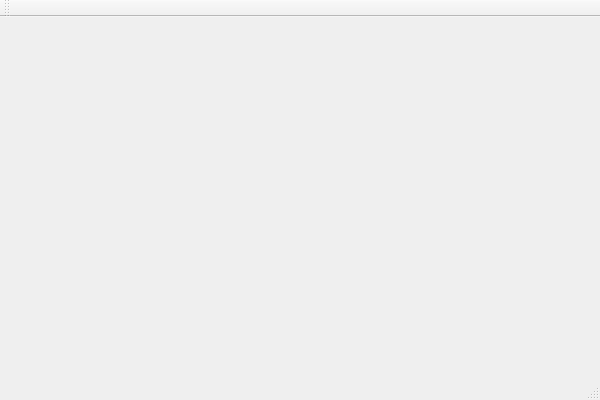
nishithjain/Design_TicTacToe, file TicTacToeUI/TicTacToeUI.ui: the form before one commit.
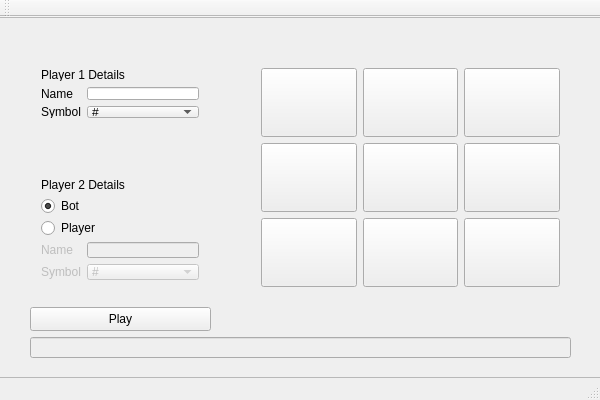
The form after the commit.

Commit message: Added basic UI for TicTacToe

Patch:
```diff
--- a/TicTacToeUI/TicTacToeUI.ui
+++ b/TicTacToeUI/TicTacToeUI.ui
@@ -13,7 +13,366 @@
   <property name="windowTitle">
    <string>TicTacToeUI</string>
   </property>
-  <widget class="QWidget" name="centralWidget"/>
+  <widget class="QWidget" name="centralWidget">
+   <widget class="QFrame" name="frame">
+    <property name="geometry">
+     <rect>
+      <x>-10</x>
+      <y>0</y>
+      <width>611</width>
+      <height>361</height>
+     </rect>
+    </property>
+    <property name="sizePolicy">
+     <sizepolicy hsizetype="Expanding" vsizetype="Expanding">
+      <horstretch>0</horstretch>
+      <verstretch>0</verstretch>
+     </sizepolicy>
+    </property>
+    <property name="frameShape">
+     <enum>QFrame::Shape::StyledPanel</enum>
+    </property>
+    <property name="frameShadow">
+     <enum>QFrame::Shadow::Raised</enum>
+    </property>
+    <widget class="QWidget" name="gridLayoutWidget">
+     <property name="geometry">
+      <rect>
+       <x>260</x>
+       <y>40</y>
+       <width>321</width>
+       <height>241</height>
+      </rect>
+     </property>
+     <property name="sizePolicy">
+      <sizepolicy hsizetype="Expanding" vsizetype="Expanding">
+       <horstretch>0</horstretch>
+       <verstretch>0</verstretch>
+      </sizepolicy>
+     </property>
+     <layout class="QGridLayout" name="cells">
+      <item row="0" column="0">
+       <widget class="QPushButton" name="cell00">
+        <property name="sizePolicy">
+         <sizepolicy hsizetype="Expanding" vsizetype="Expanding">
+          <horstretch>0</horstretch>
+          <verstretch>0</verstretch>
+         </sizepolicy>
+        </property>
+        <property name="text">
+         <string/>
+        </property>
+       </widget>
+      </item>
+      <item row="0" column="2">
+       <widget class="QPushButton" name="cell02">
+        <property name="sizePolicy">
+         <sizepolicy hsizetype="Expanding" vsizetype="Expanding">
+          <horstretch>0</horstretch>
+          <verstretch>0</verstretch>
+         </sizepolicy>
+        </property>
+        <property name="text">
+         <string/>
+        </property>
+       </widget>
+      </item>
+      <item row="0" column="1">
+       <widget class="QPushButton" name="cell01">
+        <property name="sizePolicy">
+         <sizepolicy hsizetype="Expanding" vsizetype="Expanding">
+          <horstretch>0</horstretch>
+          <verstretch>0</verstretch>
+         </sizepolicy>
+        </property>
+        <property name="text">
+         <string/>
+        </property>
+       </widget>
+      </item>
+      <item row="1" column="0">
+       <widget class="QPushButton" name="cell10">
+        <property name="sizePolicy">
+         <sizepolicy hsizetype="Expanding" vsizetype="Expanding">
+          <horstretch>0</horstretch>
+          <verstretch>0</verstretch>
+         </sizepolicy>
+        </property>
+        <property name="text">
+         <string/>
+        </property>
+       </widget>
+      </item>
+      <item row="1" column="2">
+       <widget class="QPushButton" name="cell12">
+        <property name="sizePolicy">
+         <sizepolicy hsizetype="Expanding" vsizetype="Expanding">
+          <horstretch>0</horstretch>
+          <verstretch>0</verstretch>
+         </sizepolicy>
+        </property>
+        <property name="text">
+         <string/>
+        </property>
+       </widget>
+      </item>
+      <item row="1" column="1">
+       <widget class="QPushButton" name="cell11">
+        <property name="sizePolicy">
+         <sizepolicy hsizetype="Expanding" vsizetype="Expanding">
+          <horstretch>0</horstretch>
+          <verstretch>0</verstretch>
+         </sizepolicy>
+        </property>
+        <property name="text">
+         <string/>
+        </property>
+       </widget>
+      </item>
+      <item row="2" column="0">
+       <widget class="QPushButton" name="cell20">
+        <property name="sizePolicy">
+         <sizepolicy hsizetype="Expanding" vsizetype="Expanding">
+          <horstretch>0</horstretch>
+          <verstretch>0</verstretch>
+         </sizepolicy>
+        </property>
+        <property name="text">
+         <string/>
+        </property>
+       </widget>
+      </item>
+      <item row="2" column="1">
+       <widget class="QPushButton" name="cell21">
+        <property name="sizePolicy">
+         <sizepolicy hsizetype="Expanding" vsizetype="Expanding">
+          <horstretch>0</horstretch>
+          <verstretch>0</verstretch>
+         </sizepolicy>
+        </property>
+        <property name="text">
+         <string/>
+        </property>
+       </widget>
+      </item>
+      <item row="2" column="2">
+       <widget class="QPushButton" name="cell22">
+        <property name="sizePolicy">
+         <sizepolicy hsizetype="Expanding" vsizetype="Expanding">
+          <horstretch>0</horstretch>
+          <verstretch>0</verstretch>
+         </sizepolicy>
+        </property>
+        <property name="text">
+         <string/>
+        </property>
+       </widget>
+      </item>
+     </layout>
+    </widget>
+    <widget class="QWidget" name="gridLayoutWidget_2">
+     <property name="geometry">
+      <rect>
+       <x>40</x>
+       <y>40</y>
+       <width>180</width>
+       <height>72</height>
+      </rect>
+     </property>
+     <layout class="QGridLayout" name="p1Grid">
+      <item row="0" column="0" colspan="2">
+       <widget class="QLabel" name="p1Info_2">
+        <property name="sizePolicy">
+         <sizepolicy hsizetype="Expanding" vsizetype="Expanding">
+          <horstretch>0</horstretch>
+          <verstretch>0</verstretch>
+         </sizepolicy>
+        </property>
+        <property name="text">
+         <string>Player 1 Details</string>
+        </property>
+       </widget>
+      </item>
+      <item row="2" column="0">
+       <widget class="QLabel" name="p1SymbolLabel">
+        <property name="text">
+         <string>Symbol</string>
+        </property>
+       </widget>
+      </item>
+      <item row="1" column="1">
+       <widget class="QLineEdit" name="p1NameLineEdit">
+        <property name="sizePolicy">
+         <sizepolicy hsizetype="Expanding" vsizetype="Expanding">
+          <horstretch>0</horstretch>
+          <verstretch>0</verstretch>
+         </sizepolicy>
+        </property>
+       </widget>
+      </item>
+      <item row="1" column="0">
+       <widget class="QLabel" name="p1NameLabel">
+        <property name="sizePolicy">
+         <sizepolicy hsizetype="Preferred" vsizetype="Expanding">
+          <horstretch>0</horstretch>
+          <verstretch>0</verstretch>
+         </sizepolicy>
+        </property>
+        <property name="text">
+         <string>Name</string>
+        </property>
+       </widget>
+      </item>
+      <item row="2" column="1">
+       <widget class="QComboBox" name="p1SymbolCombo">
+        <item>
+         <property name="text">
+          <string>#</string>
+         </property>
+        </item>
+        <item>
+         <property name="text">
+          <string>O</string>
+         </property>
+        </item>
+        <item>
+         <property name="text">
+          <string>X</string>
+         </property>
+        </item>
+        <item>
+         <property name="text">
+          <string>@</string>
+         </property>
+        </item>
+       </widget>
+      </item>
+     </layout>
+    </widget>
+    <widget class="QWidget" name="gridLayoutWidget_3">
+     <property name="geometry">
+      <rect>
+       <x>40</x>
+       <y>150</y>
+       <width>180</width>
+       <height>124</height>
+      </rect>
+     </property>
+     <layout class="QGridLayout" name="p2Grid">
+      <item row="7" column="1">
+       <widget class="QLineEdit" name="p2NameLineEdit">
+        <property name="enabled">
+         <bool>false</bool>
+        </property>
+       </widget>
+      </item>
+      <item row="7" column="0">
+       <widget class="QLabel" name="p2NameLabel">
+        <property name="enabled">
+         <bool>false</bool>
+        </property>
+        <property name="text">
+         <string>Name</string>
+        </property>
+       </widget>
+      </item>
+      <item row="8" column="1">
+       <widget class="QComboBox" name="p2SymbolCombo">
+        <property name="enabled">
+         <bool>false</bool>
+        </property>
+        <item>
+         <property name="text">
+          <string>#</string>
+         </property>
+        </item>
+        <item>
+         <property name="text">
+          <string>O</string>
+         </property>
+        </item>
+        <item>
+         <property name="text">
+          <string>X</string>
+         </property>
+        </item>
+        <item>
+         <property name="text">
+          <string>@</string>
+         </property>
+        </item>
+       </widget>
+      </item>
+      <item row="6" column="0" colspan="2">
+       <widget class="QRadioButton" name="playerRadioBtn">
+        <property name="enabled">
+         <bool>true</bool>
+        </property>
+        <property name="text">
+         <string>Player</string>
+        </property>
+       </widget>
+      </item>
+      <item row="8" column="0">
+       <widget class="QLabel" name="p2SymbolLabel">
+        <property name="enabled">
+         <bool>false</bool>
+        </property>
+        <property name="text">
+         <string>Symbol</string>
+        </property>
+       </widget>
+      </item>
+      <item row="4" column="0" colspan="2">
+       <widget class="QLabel" name="p1Info">
+        <property name="text">
+         <string>Player 2 Details</string>
+        </property>
+       </widget>
+      </item>
+      <item row="5" column="0" colspan="2">
+       <widget class="QRadioButton" name="botRadioBtn">
+        <property name="enabled">
+         <bool>true</bool>
+        </property>
+        <property name="text">
+         <string>Bot</string>
+        </property>
+        <property name="checked">
+         <bool>true</bool>
+        </property>
+       </widget>
+      </item>
+     </layout>
+    </widget>
+    <widget class="QPushButton" name="playButton">
+     <property name="geometry">
+      <rect>
+       <x>40</x>
+       <y>290</y>
+       <width>181</width>
+       <height>24</height>
+      </rect>
+     </property>
+     <property name="text">
+      <string>Play</string>
+     </property>
+    </widget>
+    <widget class="QLineEdit" name="InformationLineEdit">
+     <property name="enabled">
+      <bool>false</bool>
+     </property>
+     <property name="geometry">
+      <rect>
+       <x>40</x>
+       <y>320</y>
+       <width>541</width>
+       <height>21</height>
+      </rect>
+     </property>
+    </widget>
+   </widget>
+  </widget>
   <widget class="QMenuBar" name="menuBar">
    <property name="geometry">
     <rect>
```
The commit also changes 1 other file.
